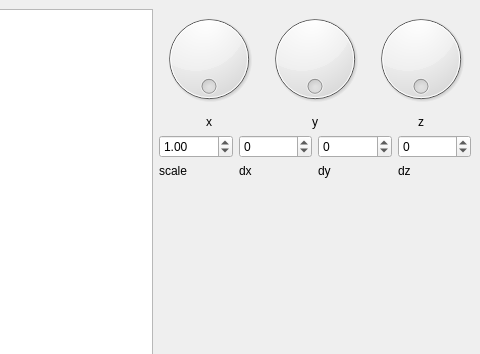
Before: the Qt Designer form 3/src/forms_ui/main_window.ui in dazzlemon/diit_121-ipz_y2_cg, drawn with Qt 5; both pictures show x 320 to 800 and y 0 to 354 of the 800 by 600 pixel window.
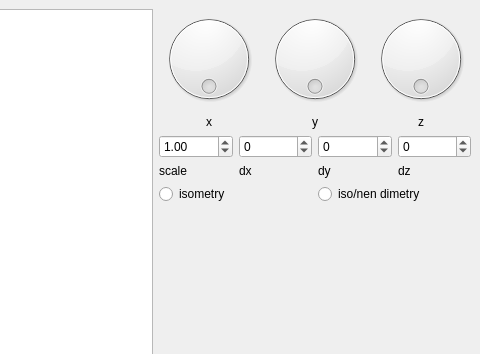
After: the same form once the commit is applied.

```diff
--- a/3/src/forms_ui/main_window.ui
+++ b/3/src/forms_ui/main_window.ui
@@ -170,6 +170,24 @@
         </item>
        </layout>
       </item>
+      <item>
+       <layout class="QHBoxLayout" name="horizontalLayout_5">
+        <item>
+         <widget class="QRadioButton" name="isoRadio">
+          <property name="text">
+           <string>isometry</string>
+          </property>
+         </widget>
+        </item>
+        <item>
+         <widget class="QRadioButton" name="dimRadio">
+          <property name="text">
+           <string>iso/nen dimetry</string>
+          </property>
+         </widget>
+        </item>
+       </layout>
+      </item>
       <item>
        <spacer name="verticalSpacer">
         <property name="orientation">
```
